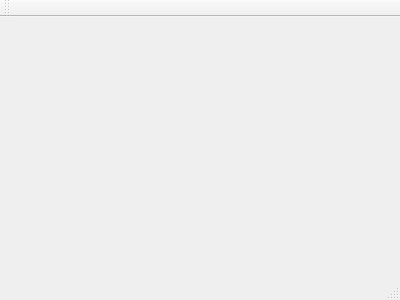
Before: the Qt Designer form mainwindow.ui in Kumov/FaceRecognition, drawn with Qt 5.
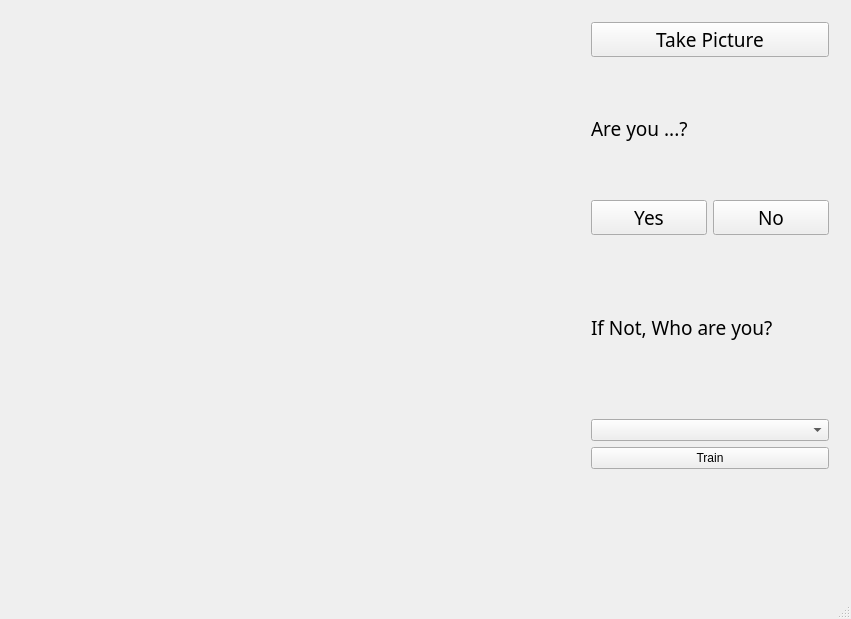
After: the same form once the commit is applied.

```diff
--- a/mainwindow.ui
+++ b/mainwindow.ui
@@ -1,24 +1,148 @@
 <ui version="4.0">
  <class>MainWindow</class>
- <widget class="QMainWindow" name="MainWindow" >
-  <property name="geometry" >
+ <widget class="QMainWindow" name="MainWindow">
+  <property name="geometry">
    <rect>
     <x>0</x>
     <y>0</y>
-    <width>400</width>
-    <height>300</height>
+    <width>851</width>
+    <height>619</height>
    </rect>
   </property>
   <property name="windowTitle" >
    <string>MainWindow</string>
   </property>
-  <widget class="QMenuBar" name="menuBar" />
-  <widget class="QToolBar" name="mainToolBar" />
-  <widget class="QWidget" name="centralWidget" />
-  <widget class="QStatusBar" name="statusBar" />
+  <widget class="QWidget" name="centralWidget">
+   <layout class="QGridLayout" name="gridLayout">
+    <item row="1" column="0" colspan="2">
+     <widget class="QWidget" name="logWidget" native="true">
+      <property name="maximumSize">
+       <size>
+        <width>16777215</width>
+        <height>100</height>
+       </size>
+      </property>
+     </widget>
+    </item>
+    <item row="0" column="0">
+     <widget class="QWidget" name="mainWidget" native="true">
+      <layout class="QHBoxLayout" name="horizontalLayout"/>
+     </widget>
+    </item>
+    <item row="0" column="1">
+     <widget class="QWidget" name="controlWidget" native="true">
+      <property name="maximumSize">
+       <size>
+        <width>260</width>
+        <height>16777215</height>
+       </size>
+      </property>
+      <layout class="QGridLayout" name="gridLayout_2">
+       <item row="0" column="0">
+        <layout class="QVBoxLayout" name="verticalLayout">
+         <item>
+          <layout class="QVBoxLayout" name="takePictureLayout">
+           <item>
+            <widget class="QPushButton" name="selectButton">
+             <property name="font">
+              <font>
+               <family>Sans</family>
+               <pointsize>14</pointsize>
+              </font>
+             </property>
+             <property name="text">
+              <string>Take Picture</string>
+             </property>
+            </widget>
+           </item>
+           <item>
+            <widget class="QLabel" name="whoLabel">
+             <property name="font">
+              <font>
+               <family>Sans</family>
+               <pointsize>14</pointsize>
+              </font>
+             </property>
+             <property name="text">
+              <string>Are you ...?</string>
+             </property>
+            </widget>
+           </item>
+          </layout>
+         </item>
+         <item>
+          <layout class="QHBoxLayout" name="buttonLayout">
+           <item>
+            <widget class="QPushButton" name="yesButton">
+             <property name="font">
+              <font>
+               <family>Sans</family>
+               <pointsize>14</pointsize>
+              </font>
+             </property>
+             <property name="text">
+              <string>Yes</string>
+             </property>
+            </widget>
+           </item>
+           <item>
+            <widget class="QPushButton" name="noButton">
+             <property name="font">
+              <font>
+               <family>Sans</family>
+               <pointsize>14</pointsize>
+              </font>
+             </property>
+             <property name="text">
+              <string>No</string>
+             </property>
+            </widget>
+           </item>
+          </layout>
+         </item>
+         <item>
+          <widget class="QLabel" name="indicatorLabel">
+           <property name="font">
+            <font>
+             <family>Sans</family>
+             <pointsize>14</pointsize>
+            </font>
+           </property>
+           <property name="text">
+            <string>If Not, Who are you?</string>
+           </property>
+          </widget>
+         </item>
+         <item>
+          <widget class="QComboBox" name="selectComboBox"/>
+         </item>
+         <item>
+          <widget class="QPushButton" name="trainButton">
+           <property name="text">
+            <string>Train</string>
+           </property>
+          </widget>
+         </item>
+        </layout>
+       </item>
+      </layout>
+     </widget>
+    </item>
+   </layout>
+  </widget>
+  <widget class="QMenuBar" name="menuBar">
+   <property name="geometry">
+    <rect>
+     <x>0</x>
+     <y>0</y>
+     <width>851</width>
+     <height>21</height>
+    </rect>
+   </property>
+  </widget>
+  <widget class="QStatusBar" name="statusBar"/>
  </widget>
- <layoutDefault spacing="6" margin="11" />
- <pixmapfunction></pixmapfunction>
+ <layoutdefault spacing="6" margin="11"/>
  <resources/>
  <connections/>
 </ui>
```
Left out of the diff: 3 changed lines with no effect on the pictures.
